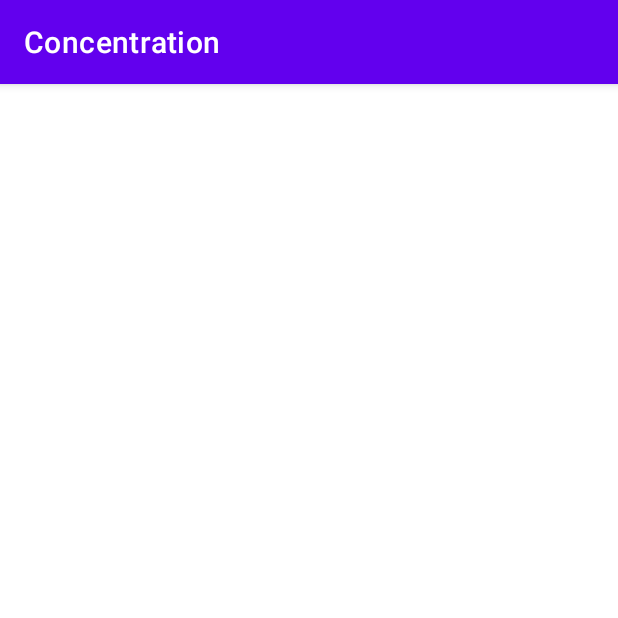
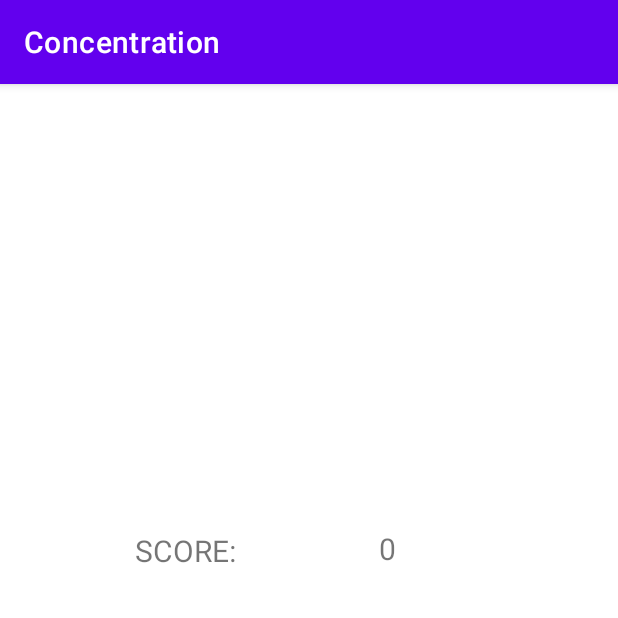
Before and after one commit to Ricecrackerz/Concentration, an Android app: the EndScreenActivty screen opened directly, with no data from a screen before it, on a phone screen of 412 x 824 dp, the top half of it. Run offline under Robolectric (Android 15) with nearby library versions, the phone set to English and light mode, and no system bars.

Commit message:
Finalized orientation problem (hopefully) & continued showing score at the endscreen

```diff
--- a/app/src/main/java/com/example/concentration/EndScreenActivty.java
+++ b/app/src/main/java/com/example/concentration/EndScreenActivty.java
@@ -3,12 +3,27 @@ package com.example.concentration;
 import androidx.appcompat.app.AppCompatActivity;
 
 import android.os.Bundle;
+import android.widget.TextView;
 
 public class EndScreenActivty extends AppCompatActivity {
+
+    public static int points;
+    TextView tvPoints;
 
     @Override
     protected void onCreate(Bundle savedInstanceState) {
         super.onCreate(savedInstanceState);
         setContentView(R.layout.activity_end_screen_activty);
+
+        tvPoints = findViewById(R.id.tvPoints);
+
+        Bundle extras = getIntent().getExtras();
+
+        if (extras != null){
+            points = extras.getInt("points");
+        }
+
+        tvPoints.setText(String.valueOf(points));
+
     }
 }
--- a/app/src/main/java/com/example/concentration/MainActivity.java
+++ b/app/src/main/java/com/example/concentration/MainActivity.java
@@ -48,7 +48,6 @@ public class MainActivity extends AppCompatActivity {
     private void goDialogBox() {
 
         final EditText etNumber = new EditText(MainActivity.this);
-        final Button btnSubmit = new Button(MainActivity.this);
 
         AlertDialog alertDialog = new AlertDialog.Builder(MainActivity.this).create();
         alertDialog.setTitle("Choose an even number between 2 and 20");
--- a/app/src/main/res/layout/activity_end_screen_activty.xml
+++ b/app/src/main/res/layout/activity_end_screen_activty.xml
@@ -1,9 +1,30 @@
 <?xml version="1.0" encoding="utf-8"?>
-<androidx.constraintlayout.widget.ConstraintLayout xmlns:android="http://schemas.android.com/apk/res/android"
+<RelativeLayout xmlns:android="http://schemas.android.com/apk/res/android"
     xmlns:app="http://schemas.android.com/apk/res-auto"
     xmlns:tools="http://schemas.android.com/tools"
     android:layout_width="match_parent"
     android:layout_height="match_parent"
     tools:context=".EndScreenActivty">
 
-</androidx.constraintlayout.widget.ConstraintLayout>
+    <TextView
+        android:id="@+id/tvPoints"
+        android:layout_width="wrap_content"
+        android:layout_height="wrap_content"
+        android:layout_alignParentTop="true"
+        android:layout_alignParentEnd="true"
+        android:layout_marginTop="296dp"
+        android:layout_marginEnd="148dp"
+        android:text="Number"
+        android:textSize="20sp" />
+
+    <TextView
+        android:id="@+id/textView2"
+        android:layout_width="wrap_content"
+        android:layout_height="wrap_content"
+        android:layout_alignParentStart="true"
+        android:layout_alignParentTop="true"
+        android:layout_marginStart="90dp"
+        android:layout_marginTop="297dp"
+        android:text="SCORE:"
+        android:textSize="20dp" />
+</RelativeLayout>
```
Also changed, not shown: app/src/main/java/com/example/concentration/GameActivity.java (+69 -31 lines), app/src/main/res/drawable-v24/tony.png (deleted), app/src/main/res/drawable/cardback.png, app/src/main/res/drawable/tinytony.png (deleted).
